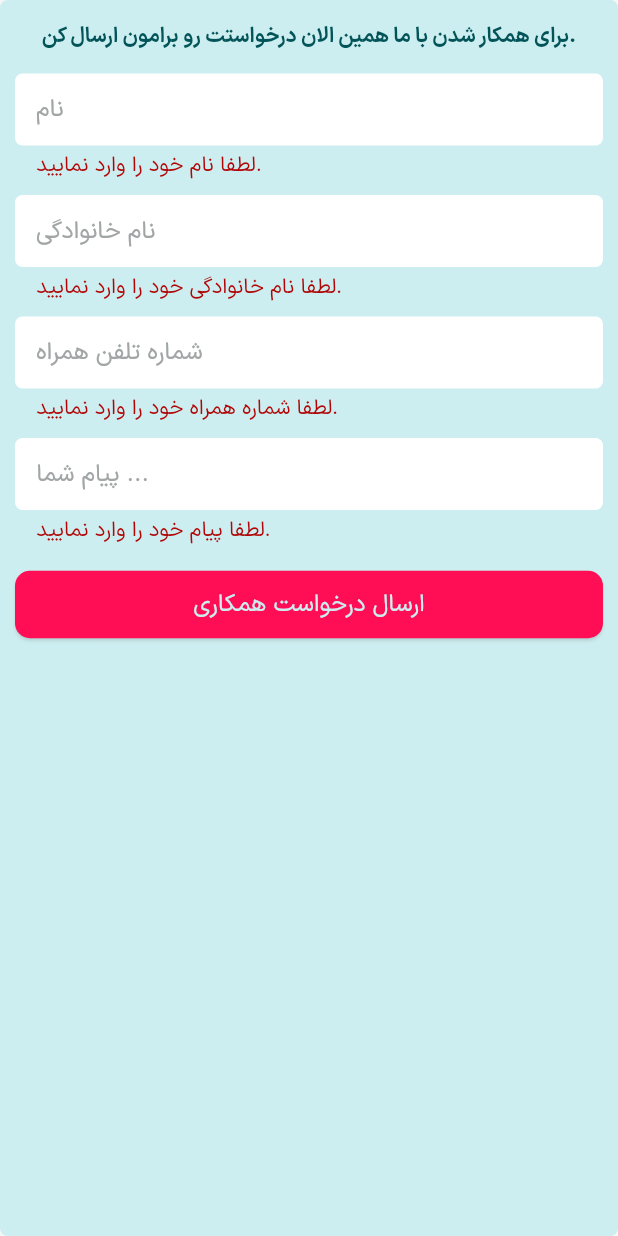
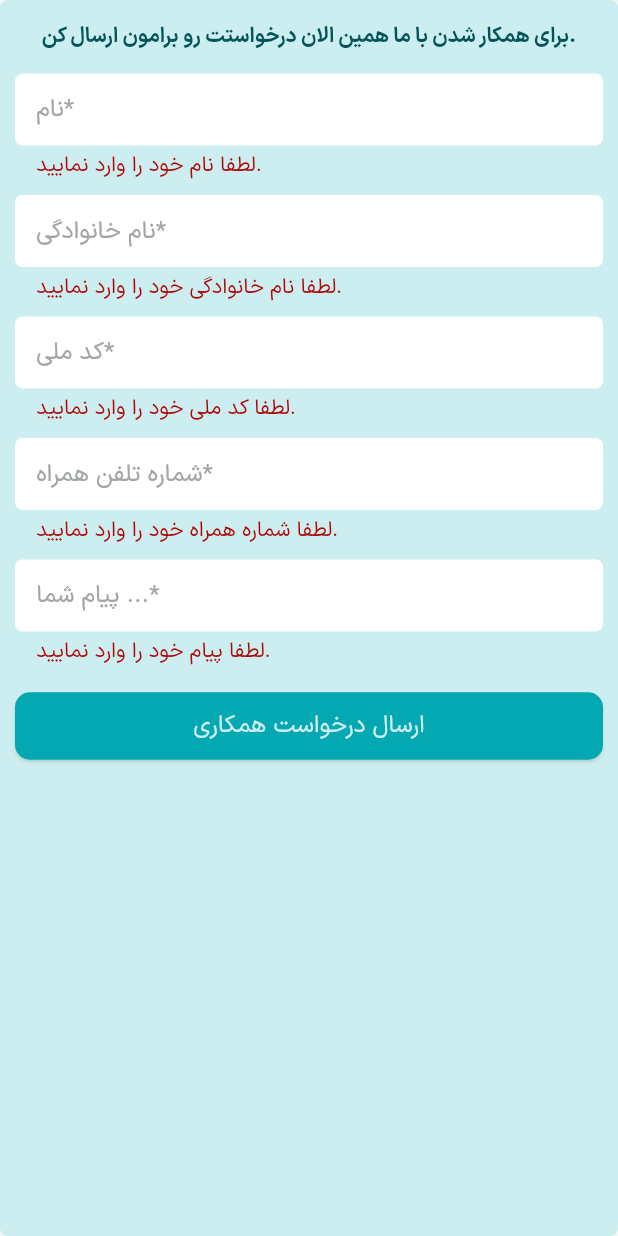
Before and after one commit to Dehbashi/bpbm2, a Flutter app: the TgFormWidget widget shown alone on an empty page, opened directly, after a tap on "ارسال درخواست همکاری", on a phone screen of 412 x 824 dp. Run offline on Flutter 3.47's test engine with Material 3 defaults, Android fonts, the phone set to English and light mode, and no system bars; our stand-ins replace bloc, equatable, flutter_bloc, flutter_widget_from_html, font_awesome_flutter, introduction_screen and 2 more; accounts and stored records are empty; network calls fail.

Commit message:
technician guide screen ui completed. API required.

```diff
--- /dev/null
+++ b/lib/common/widgets/form_container_widget.dart
@@ -0,0 +1,19 @@
+import 'package:flutter/material.dart';
+
+class FormContainerWidget extends StatelessWidget {
+  final Widget formWidget;
+
+  const FormContainerWidget({super.key, required this.formWidget});
+
+  @override
+  Widget build(BuildContext context) {
+    return Container(
+      padding: const EdgeInsets.fromLTRB(10, 5, 10, 25),
+      decoration: BoxDecoration(
+        color: Theme.of(context).colorScheme.primary,
+        borderRadius: BorderRadius.circular(5),
+      ),
+      child: formWidget,
+    );
+  }
+}
--- a/lib/screens/technician_guide_screen/widgets/tg_form_widget.dart
+++ b/lib/screens/technician_guide_screen/widgets/tg_form_widget.dart
@@ -1,4 +1,5 @@
 import 'package:bpbm2/common/widgets/button_widget.dart';
+import 'package:bpbm2/common/widgets/form_container_widget.dart';
 import 'package:bpbm2/common/widgets/text_field_widget.dart';
 import 'package:flutter/material.dart';
 
@@ -13,35 +14,26 @@ class TgFormWidget extends StatefulWidget {
 
 class _TgFormWidgetState extends State<TgFormWidget> {
   final GlobalKey<FormState> _formKey = GlobalKey<FormState>();
-  final Map<String, TextEditingController> textControllers = {
-    'firstName': TextEditingController(),
-    'lastName': TextEditingController(),
-    'cellNumber': TextEditingController(),
-    'message': TextEditingController(),
-  };
+  final List<TextEditingController> textControllers = [
+    TextEditingController(),
+    TextEditingController(),
+    TextEditingController(),
+    TextEditingController(),
+    TextEditingController(),
+  ];
 
   @override
   void dispose() {
-    textControllers.forEach((key, value) {
-      value.dispose();
-    });
+    for (var textController in textControllers) {
+      textController.dispose();
+    }
     super.dispose();
   }
 
   @override
   Widget build(BuildContext context) {
-    String firstName = '';
-    String lastName = '';
-    String cellNumber = '';
-    String message = '';
-
-    return Container(
-      padding: const EdgeInsets.fromLTRB(10, 5, 10, 25),
-      decoration: BoxDecoration(
-        color: Theme.of(context).colorScheme.primary,
-        borderRadius: BorderRadius.circular(5),
-      ),
-      child: Form(
+    return FormContainerWidget(
+      formWidget: Form(
         key: _formKey,
         child: Column(
           children: [
@@ -58,35 +50,43 @@ class _TgFormWidgetState extends State<TgFormWidget> {
               height: 10,
             ),
             TextFieldWidget(
-              onSaved: (value) {
-                firstName = textControllers['firstName']!.text;
-              },
+              onSaved: (value) {},
               validator: (value) {
                 if (value == null || value.isEmpty) {
                   return 'لطفا نام خود را وارد نمایید.';
                 }
                 return null;
               },
-              controller: textControllers['firstName'],
-              hintText: 'نام',
+              controller: textControllers[0],
+              hintText: 'نام*',
             ),
             TextFieldWidget(
-              onSaved: (value) {
-                lastName = textControllers['lastName']!.text;
-              },
+              onSaved: (value) {},
               validator: (value) {
                 if (value == null || value.isEmpty) {
                   return 'لطفا نام خانوادگی خود را وارد نمایید.';
                 }
                 return null;
               },
-              controller: textControllers['lastName'],
-              hintText: 'نام خانوادگی',
+              controller: textControllers[1],
+              hintText: 'نام خانوادگی*',
             ),
             TextFieldWidget(
-              onSaved: (value) {
-                cellNumber = textControllers['cellNumber']!.text;
+              onSaved: (value) {},
+              textInputType: TextInputType.number,
+              validator: (value) {
+                if (value == null || value.isEmpty) {
+                  return 'لطفا کد ملی خود را وارد نمایید.';
+                } else if (value.length != 10) {
+                  return 'کد ملی باید 10 رقمی باشد';
+                }
+                return null;
               },
+              controller: textControllers[2],
+              hintText: 'کد ملی*',
+            ),
+            TextFieldWidget(
+              onSaved: (value) {},
               validator: (value) {
                 if (value == null || value.isEmpty) {
                   return 'لطفا شماره همراه خود را وارد نمایید.';
@@ -97,14 +97,12 @@ class _TgFormWidgetState extends State<TgFormWidget> {
                 }
                 return null;
               },
-              controller: textControllers['cellNumber'],
-              hintText: 'شماره تلفن همراه',
+              controller: textControllers[3],
+              hintText: 'شماره تلفن همراه*',
               textInputType: TextInputType.number,
             ),
             TextFieldWidget(
-              onSaved: (value) {
-                message = textControllers['message']!.text;
-              },
+              onSaved: (value) {},
               validator: (value) {
                 if (value == null || value.isEmpty) {
                   return 'لطفا پیام خود را وارد نمایید.';
@@ -112,8 +110,8 @@ class _TgFormWidgetState extends State<TgFormWidget> {
                 return null;
               },
               height: 150,
-              controller: textControllers['message'],
-              hintText: 'پیام شما ...',
+              controller: textControllers[4],
+              hintText: 'پیام شما ...*',
             ),
             const SizedBox(
               height: 12.5,
@@ -121,12 +119,12 @@ class _TgFormWidgetState extends State<TgFormWidget> {
             ButtonWidget(
               onPressed: () {
                 if (_formKey.currentState!.validate()) {
-                  _formKey.currentState!.save();
-                  print('$firstName $lastName $cellNumber $message');
+                  // _formKey.currentState!.save();
+                  print(textControllers[2].text);
                 }
               },
               text: 'ارسال درخواست همکاری',
-              color: Theme.of(context).colorScheme.secondary,
+              color: Theme.of(context).colorScheme.onPrimary,
               buttonWidth: double.infinity,
             ),
           ],
```
